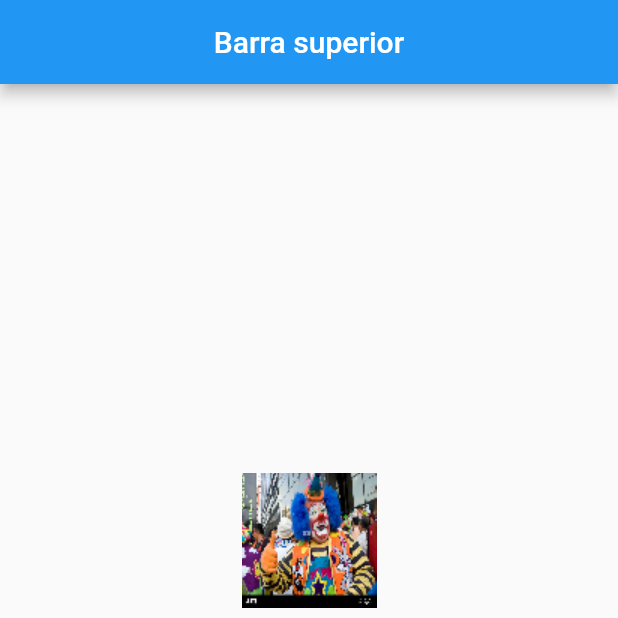
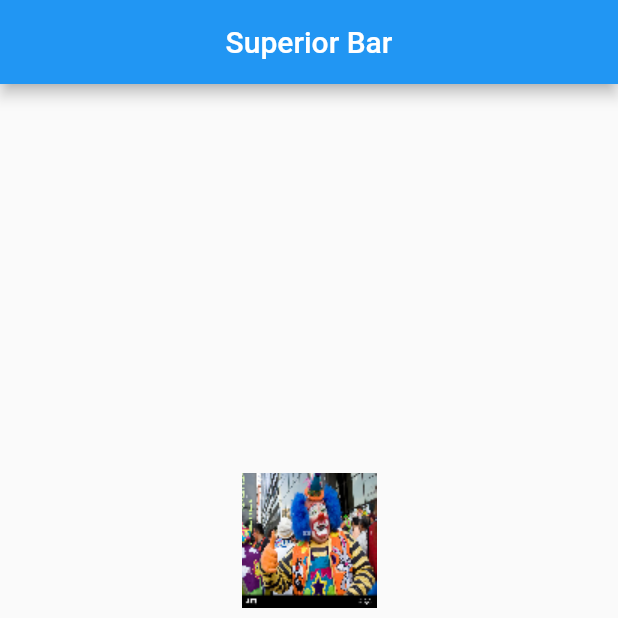
Before and after one commit to Javier-Andres-Dominguez/dart-flutter-exercises, a Flutter app: the screen it shows after launch, on a phone screen of 412 x 824 dp, the top half of it. Run offline on Flutter 3.47's test engine with Material 2 defaults, Android fonts, the phone set to English and light mode, and no system bars.

Commit message:
Update main.dart

```diff
--- a/Flutter/3/lib/main.dart
+++ b/Flutter/3/lib/main.dart
@@ -2,11 +2,11 @@ import 'package:flutter/material.dart';
 
 void main() {
   runApp(MaterialApp(
-    title: 'Mi primera aplicación',
+    title: 'Overflow testing',
     home: Scaffold(
       appBar: AppBar(
         title: Center(
-          child: Text('Barra superior'),
+          child: Text('Superior Bar'),
         ),
       ),
       body: Container(
```
